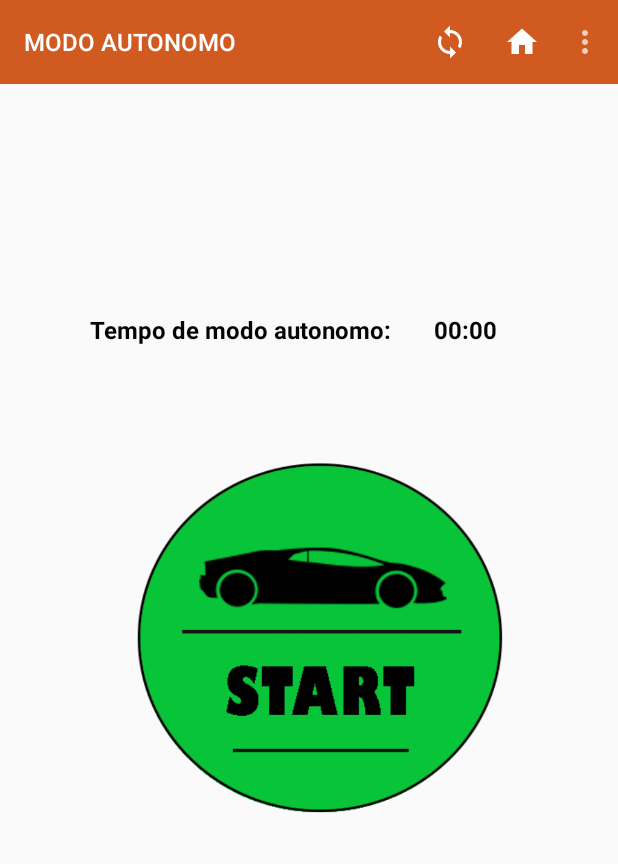
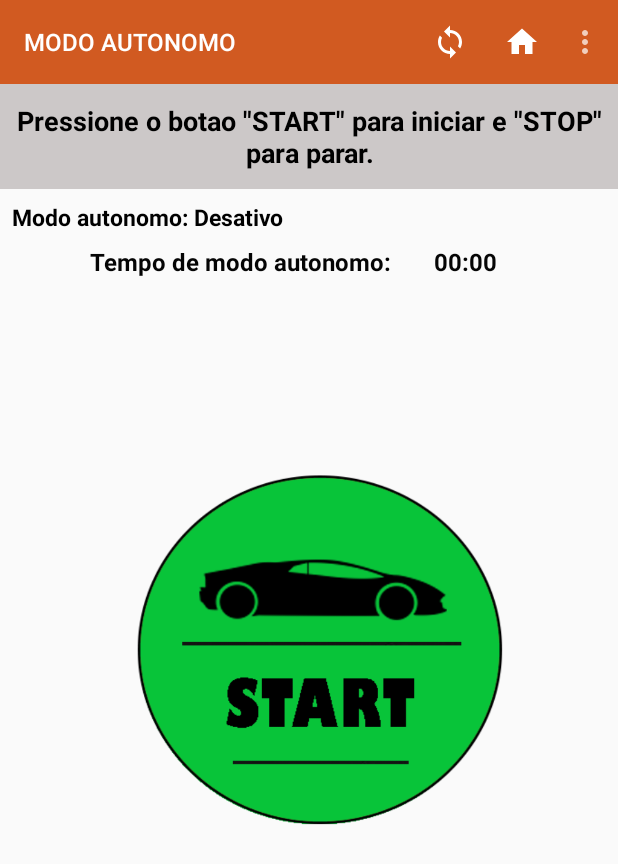
Before and after one commit to RubenGomes19/RcCar, an Android app: the ModoAutonomo screen opened directly, with no data from a screen before it, on a phone screen of 412 x 824 dp. Shown: the top 864 px of the screen. Run offline under Robolectric (Android 15) with nearby library versions, the phone set to English and light mode, and no system bars.

Commit message:
Melhoras no layout.

```diff
--- a/app/src/main/java/pt/ipg/rccar/ModoAutonomo.java
+++ b/app/src/main/java/pt/ipg/rccar/ModoAutonomo.java
@@ -18,12 +18,13 @@ import android.widget.Toast;
 import java.io.InterruptedIOException;
 
 public class ModoAutonomo extends AppCompatActivity {
-    Button btnLed2, buttonPress;
-    TextView textView4;
+    Button btnLed2;
+    TextView textView4, textViewEstado;
     private int colorFlag = 0;
     int estado_botao = 0;
     private boolean modo_autonomo = false;
     int count;
+
 
 
 
@@ -100,10 +101,11 @@ public class ModoAutonomo extends AppCompatActivity {
         btnLed2 = (Button) findViewById(R.id.btnLed2);
         //buttonPress = (Button) findViewById(R.id.buttonPress);
         textView4 = (TextView) findViewById(R.id.textView4);
+        textViewEstado = (TextView) findViewById(R.id.textViewEstado1);
 
         ch = (Chronometer) findViewById(R.id.Chronometer);
 
-
+        textViewEstado.setText("Modo autonomo: Desativo");
 
         btnLed2.setOnClickListener(new View.OnClickListener() {
             @Override
@@ -115,6 +117,7 @@ public class ModoAutonomo extends AppCompatActivity {
 
                     Toast.makeText(getApplicationContext(), "Modo autonomo ativado", Toast.LENGTH_SHORT).show();
                     btnLed2.setBackgroundResource(R.drawable.stop);
+                    textViewEstado.setText("Modo autonomo: Ativo");
                     //modo_autonomo = true;
 
                     //MainActivity.connectedThread.enviar("a");
@@ -142,6 +145,7 @@ public class ModoAutonomo extends AppCompatActivity {
                     t.interrupt();
                     Toast.makeText(getApplicationContext(), "Modo autonomo desativado", Toast.LENGTH_SHORT).show();
                     btnLed2.setBackgroundResource(R.drawable.start);
+                    textViewEstado.setText("Modo autonomo: Desativo");
                     MainActivity.connectedThread.enviar("b");
                     colorFlag = 0;
                     ch.stop();
--- a/app/src/main/java/pt/ipg/rccar/ModoManual.java
+++ b/app/src/main/java/pt/ipg/rccar/ModoManual.java
@@ -58,6 +58,7 @@ public class ModoManual extends AppCompatActivity {
                         MainActivity.connectedThread.enviar("f");
                         Toast.makeText(getApplicationContext(), "Pressionado", Toast.LENGTH_SHORT).show();
                         buttonX.setBackgroundResource(R.drawable.x_click);
+
 
 
                     }
--- a/app/src/main/res/layout/activity_modo_autonomo.xml
+++ b/app/src/main/res/layout/activity_modo_autonomo.xml
@@ -19,12 +19,28 @@
         tools:ignore="MissingConstraints"
         tools:layout_editor_absoluteX="0dp" />
 
+    <TextView
+        android:id="@+id/textView3"
+        android:layout_width="0dp"
+        android:layout_height="70dp"
+        android:background="#CCC8C8"
+        android:gravity="center"
+        android:text='Pressione o botao "START" para iniciar e "STOP" para parar.'
+        android:textColor="#000000"
+        android:textSize="18sp"
+        android:textStyle="bold"
+        app:layout_constraintEnd_toEndOf="parent"
+        app:layout_constraintHorizontal_bias="0.0"
+        app:layout_constraintStart_toStartOf="parent"
+        app:layout_constraintTop_toBottomOf="@+id/myToolBar" />
+
     <Button
         android:id="@+id/btnLed2"
         android:layout_width="309dp"
         android:layout_height="296dp"
         android:layout_marginStart="32dp"
         android:layout_marginLeft="32dp"
+        android:layout_marginTop="16dp"
         android:layout_marginEnd="32dp"
         android:layout_marginRight="32dp"
         android:layout_marginBottom="32dp"
@@ -41,15 +57,15 @@
         android:layout_height="wrap_content"
         android:layout_marginStart="8dp"
         android:layout_marginLeft="8dp"
+        android:layout_marginTop="8dp"
         android:layout_marginEnd="60dp"
         android:layout_marginRight="60dp"
-        android:layout_marginBottom="45dp"
         android:textColor="#050505"
         android:textSize="16sp"
         android:textStyle="bold"
-        app:layout_constraintBottom_toTopOf="@+id/btnLed2"
         app:layout_constraintEnd_toEndOf="parent"
-        app:layout_constraintStart_toEndOf="@+id/textView4" />
+        app:layout_constraintStart_toEndOf="@+id/textView4"
+        app:layout_constraintTop_toBottomOf="@+id/textViewEstado1" />
 
     <TextView
         android:id="@+id/textView4"
@@ -57,12 +73,26 @@
         android:layout_height="wrap_content"
         android:layout_marginStart="60dp"
         android:layout_marginLeft="60dp"
-        android:layout_marginBottom="45dp"
+        android:layout_marginTop="8dp"
         android:text="Tempo de modo autonomo:"
         android:textColor="#040404"
         android:textSize="16sp"
         android:textStyle="bold"
-        app:layout_constraintBottom_toTopOf="@+id/btnLed2"
-        app:layout_constraintStart_toStartOf="parent" />
+        app:layout_constraintStart_toStartOf="parent"
+        app:layout_constraintTop_toBottomOf="@+id/textViewEstado1" />
+
+    <TextView
+        android:id="@+id/textViewEstado1"
+        android:layout_width="0dp"
+        android:layout_height="wrap_content"
+        android:layout_marginStart="8dp"
+        android:layout_marginLeft="8dp"
+        android:layout_marginTop="8dp"
+        android:textColor="#000000"
+        android:textSize="15sp"
+        android:textStyle="bold"
+        app:layout_constraintEnd_toEndOf="parent"
+        app:layout_constraintStart_toStartOf="parent"
+        app:layout_constraintTop_toBottomOf="@+id/textView3" />
 
 </androidx.constraintlayout.widget.ConstraintLayout>
```
Also changed, not shown: app/src/main/java/pt/ipg/rccar/ModoVoz.java (+45 -3 lines), app/src/main/res/layout/activity_modo_voz.xml (+15 -6 lines).
